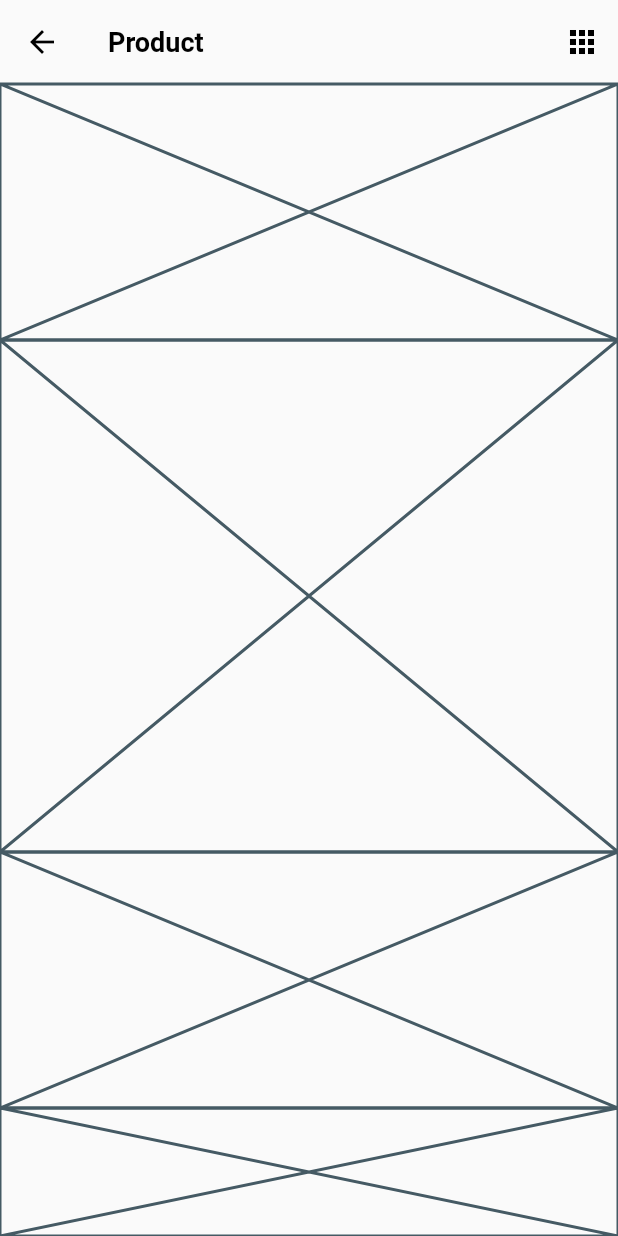
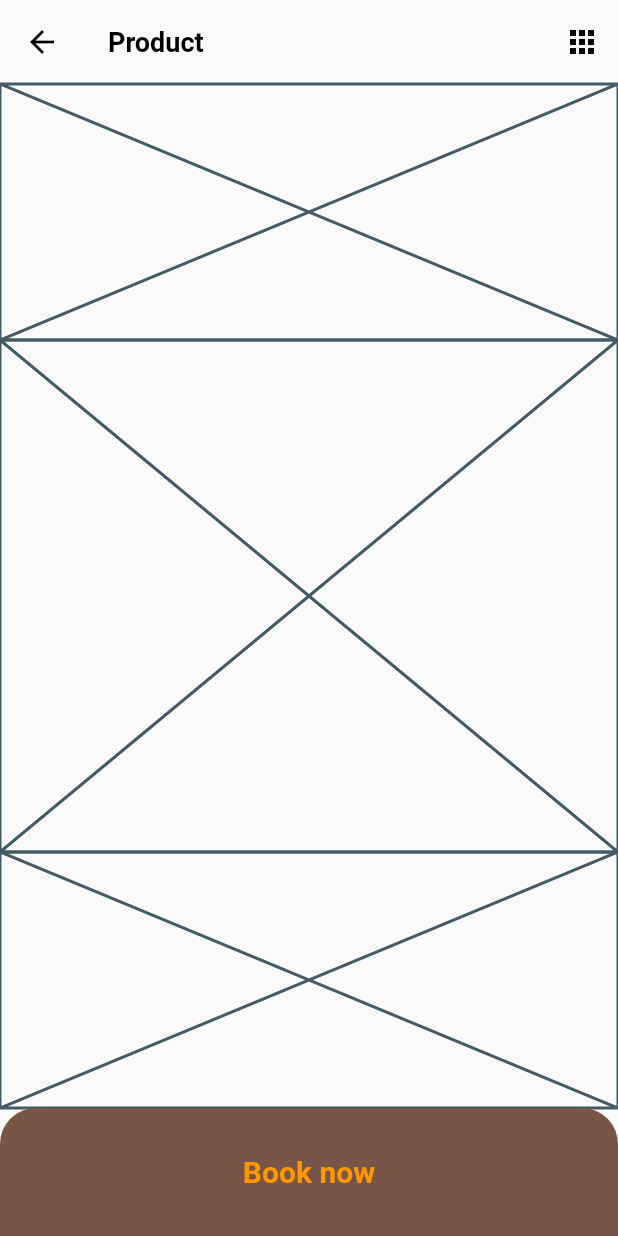
Before and after one commit to JAICHANGPARK/flutter_notebook_the_third_story, a Flutter app: the ProductPage screen opened directly, on a phone screen of 412 x 824 dp. Run offline on Flutter 3.47's test engine with Material 2 defaults, Android fonts, the phone set to English and light mode, and no system bars; our stand-ins replace badges, dotted_border, fl_chart, page_transition, percent_indicator; network calls fail.

Commit message:
Update product_page.dart

```diff
--- a/lib/travel_store_app/product_page.dart
+++ b/lib/travel_store_app/product_page.dart
@@ -1,5 +1,4 @@
 import 'package:flutter/material.dart';
-
 
 class ProductPage extends StatefulWidget {
   @override
@@ -12,17 +11,15 @@ class _ProductPageState extends State<ProductPage> {
     return Scaffold(
       appBar: AppBar(
         textTheme: TextTheme(
-          title: TextStyle(
-            color: Colors.black,
-            fontSize: 18,
-            fontWeight: FontWeight.bold
-          )
-        ),
+            title: TextStyle(
+                color: Colors.black,
+                fontSize: 18,
+                fontWeight: FontWeight.bold)),
         title: Text("Product"),
         actions: <Widget>[
           IconButton(
             icon: Icon(Icons.apps),
-            onPressed: (){},
+            onPressed: () {},
           )
         ],
         backgroundColor: Colors.transparent,
@@ -47,9 +44,24 @@ class _ProductPageState extends State<ProductPage> {
           ),
           Expanded(
             flex: 2,
-            child: Placeholder(),
+            child: Container(
+              decoration: BoxDecoration(
+                  color: Colors.brown,
+                  borderRadius: BorderRadius.only(
+                      topLeft: Radius.circular(24),
+                      topRight: Radius.circular(24))),
+              child: Center(
+                child: Text(
+                  "Book now",
+                  style: TextStyle(
+                    color: Colors.orange,
+                    fontSize: 20,
+                    fontWeight: FontWeight.bold,
+                  ),
+                ),
+              ),
+            ),
           ),
-
         ],
       ),
     );
```
